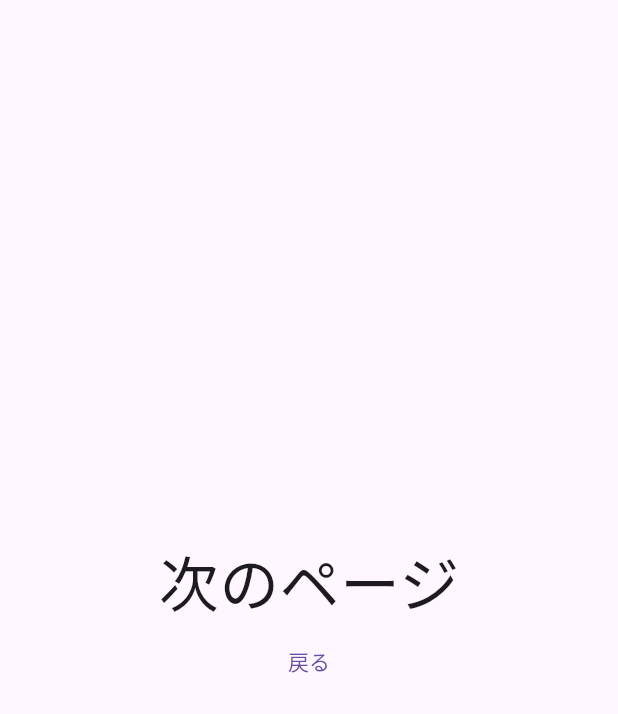
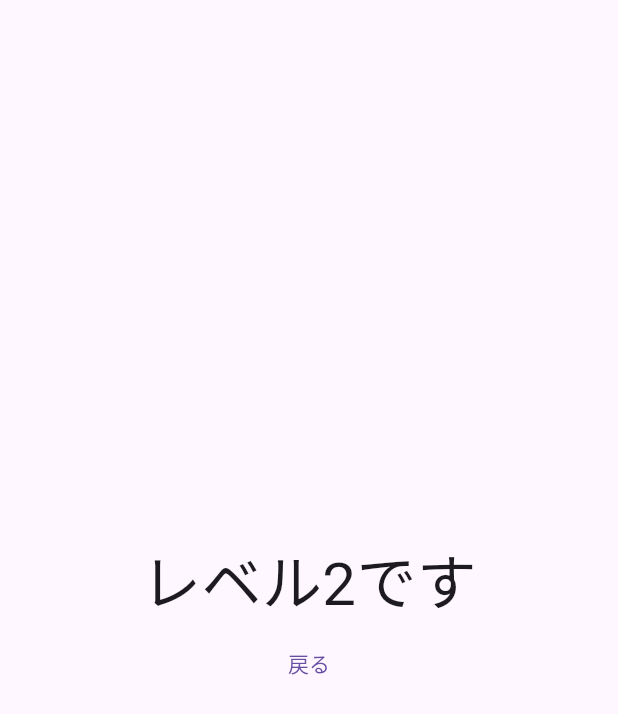
Before and after one commit to leeneely744/pronounce_app, a Flutter app: the screen it shows after launch, after a tap on "Go to Second Page", on a phone screen of 412 x 824 dp. Shown: the top 714 px of the screen. Run offline on Flutter 3.47's test engine with Material 3 defaults, Android fonts, the light colour scheme and no system bars.

Commit message:
add level property

```diff
--- a/lib/main.dart
+++ b/lib/main.dart
@@ -30,7 +30,7 @@
     return Scaffold(
       body: Center(child: ElevatedButton(
         onPressed: () {
-          Navigator.of(context).push(MaterialPageRoute(builder: (_) => SecondPage()));
+          Navigator.of(context).push(MaterialPageRoute(builder: (_) => SecondPage(level: 2)));
         },
         child: const Text("Go to Second Page"),
       ),
--- a/lib/second.dart
+++ b/lib/second.dart
@@ -1,6 +1,10 @@
 import 'package:flutter/material.dart';
 
 class SecondPage extends StatelessWidget {
+  final int level;
+
+  SecondPage({required this.level});
+
   @override
   Widget build(BuildContext context) {
     return Scaffold(
@@ -8,8 +12,8 @@ class SecondPage extends StatelessWidget {
         child: Column(
           mainAxisSize: MainAxisSize.min,
           children: [
-            const Text(
-              "次のページ",
+            Text(
+              "レベル${this.level}です",
               style: TextStyle(fontSize: 40),
             ),
             TextButton(
```
